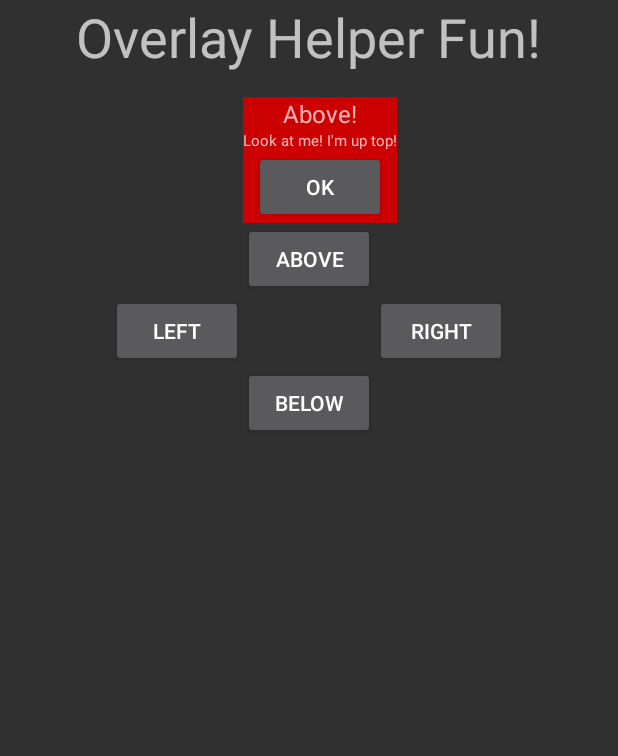
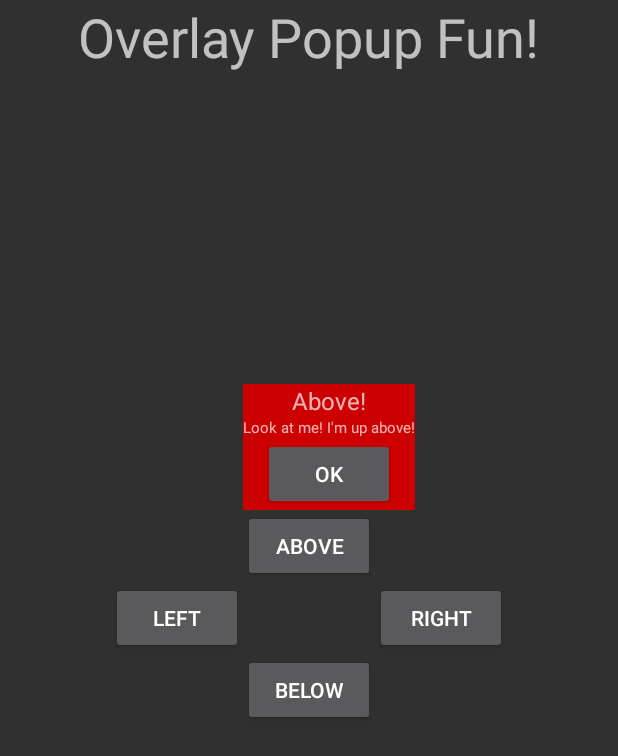
Before and after one commit to Lowe5521/JunkDrawer, an Android app: the HelperPopupActivity screen opened directly, with no data from a screen before it, after a tap on "ABOVE", on a phone screen of 412 x 824 dp. Shown: the top 756 px of the screen. Run offline under Robolectric (Android 15) with nearby library versions, the phone set to English and light mode, and no system bars; our stand-ins replace ButterKnife.

Commit message:
- Renamed Helper Overlay to Helper Popup - Added new constructor to take Helper Popup title and message - Added some documentation to the Helper Popup code - Updated the layout of the Overlay Popup activity to be centered

```diff
--- a/app/src/main/AndroidManifest.xml
+++ b/app/src/main/AndroidManifest.xml
@@ -15,7 +15,7 @@
             </intent-filter>
         </activity>
 
-        <activity android:name=".HelperOverlayActivity"/>
+        <activity android:name=".HelperPopupActivity"/>
     </application>
 
 </manifest>
--- a/app/src/main/java/com/jonkoester/junkdrawer/HelperOverlay.java
+++ b/app/src/main/java/com/jonkoester/junkdrawer/HelperPopup.java
@@ -6,6 +6,7 @@ import android.util.AttributeSet;
 import android.view.View;
 import android.view.ViewGroup;
 import android.widget.Button;
+import android.widget.FrameLayout;
 import android.widget.LinearLayout;
 import android.widget.TextView;
 
@@ -13,7 +14,7 @@ import butterknife.BindView;
 import butterknife.ButterKnife;
 import butterknife.OnClick;
 
-public class HelperOverlay extends LinearLayout {
+public class HelperPopup extends LinearLayout {
 
     @BindView(R.id.view_helper_overlay_title)
     TextView titleTV;
@@ -26,18 +27,26 @@ public class HelperOverlay extends LinearLayout {
         LEFT, RIGHT, ABOVE, BELOW
     }
 
-    public HelperOverlay(Context context) {
+    public HelperPopup(Context context) {
         this(context, null);
     }
 
-    public HelperOverlay(Context context, AttributeSet attrs) {
+    public HelperPopup(Context context, AttributeSet attrs) {
         this(context, attrs, 0);
     }
 
-    public HelperOverlay(Context context, AttributeSet attrs, int defStyleAttr) {
+    public HelperPopup(Context context, AttributeSet attrs, int defStyleAttr) {
         super(context, attrs, defStyleAttr, 0);
 
         init(context);
+    }
+
+    public HelperPopup(Context context, String title, String message) {
+        super(context);
+
+        init(context);
+        setTitle(title);
+        setMessage(message);
     }
 
     private void init(Context context) {
@@ -54,23 +63,32 @@ public class HelperOverlay extends LinearLayout {
         messageTV.setText(message);
     }
 
-    public void aboveView(View view, ViewGroup root) {
+    //region Helper methods for positioning the helper overlay
+    public void aboveView(View view, FrameLayout root) {
         positionOverlay(Direction.ABOVE, view, root);
     }
 
-    public void toLeftOf(View view, ViewGroup root) {
+    public void toLeftOf(View view, FrameLayout root) {
         positionOverlay(Direction.LEFT, view, root);
     }
 
-    public void toRightOf(View view, ViewGroup root) {
+    public void toRightOf(View view, FrameLayout root) {
         positionOverlay(Direction.RIGHT, view, root);
     }
 
-    public void belowView(View view, ViewGroup root) {
+    public void belowView(View view, FrameLayout root) {
         positionOverlay(Direction.BELOW, view, root);
     }
+    //endregion
 
-    private void positionOverlay(Direction direction, View view, ViewGroup root) {
+    /**
+     * Method that detects and places helper popup
+     *
+     * @param direction This enum denotes whether the helper popup will be above, below, left or right of the view
+     * @param view The view that will act as the anchor for the helper popup
+     * @param root This is the top level view of the activity/fragment
+     */
+    private void positionOverlay(Direction direction, View view, FrameLayout root) {
         root.addView(this);
 
         view.measure(LayoutParams.WRAP_CONTENT, LayoutParams.WRAP_CONTENT);
--- a/app/src/main/java/com/jonkoester/junkdrawer/HelperOverlayActivity.java
+++ b/app/src/main/java/com/jonkoester/junkdrawer/HelperPopupActivity.java
@@ -2,15 +2,15 @@ package com.jonkoester.junkdrawer;
 
 import android.app.Activity;
 import android.os.Bundle;
-import android.view.ViewGroup;
 import android.widget.Button;
+import android.widget.FrameLayout;
 import android.widget.TableLayout;
 
 import butterknife.BindView;
 import butterknife.ButterKnife;
 import butterknife.OnClick;
 
-public class HelperOverlayActivity extends Activity {
+public class HelperPopupActivity extends Activity {
 
     @BindView(R.id.act_overlay_above_button)
     Button aboveButton;
@@ -23,7 +23,7 @@ public class HelperOverlayActivity extends Activity {
     @BindView(R.id.act_overlay_table_layout)
     TableLayout tableLayout;
 
-    private ViewGroup root;
+    private FrameLayout root;
 
     @Override
     protected void onCreate(Bundle savedInstanceState) {
@@ -31,38 +31,30 @@ public class HelperOverlayActivity extends Activity {
         setContentView(R.layout.activity_helper_overlay);
         ButterKnife.bind(this);
 
-        root = (ViewGroup) findViewById(R.id.overlay_fun_activity);
+        root = (FrameLayout) findViewById(R.id.overlay_fun_activity);
     }
 
     @OnClick(R.id.act_overlay_above_button)
     void overlayAbove() {
-        HelperOverlay helperOverlay = new HelperOverlay(this);
-        helperOverlay.setTitle("Above!");
-        helperOverlay.setMessage("Look at me! I'm up top!");
-        helperOverlay.aboveView(aboveButton, root);
+        HelperPopup helperPopup = new HelperPopup(this, "Above!", "Look at me! I'm up above!");
+        helperPopup.aboveView(aboveButton, root);
     }
 
     @OnClick(R.id.act_overlay_left_button)
     void overlayToLeft() {
-        HelperOverlay helperOverlay = new HelperOverlay(this);
-        helperOverlay.setTitle("Left!");
-        helperOverlay.setMessage("Look at me! I'm to the left!");
-        helperOverlay.toLeftOf(leftButton, root);
+        HelperPopup helperPopup = new HelperPopup(this, "Left!", "Look at me! I'm to the left!");
+        helperPopup.toLeftOf(leftButton, root);
     }
 
     @OnClick(R.id.act_overlay_right_button)
     void overlayToRight() {
-        HelperOverlay helperOverlay = new HelperOverlay(this);
-        helperOverlay.setTitle("Right!");
-        helperOverlay.setMessage("Look at me! I'm to the right!");
-        helperOverlay.toRightOf(rightButton, root);
+        HelperPopup helperPopup = new HelperPopup(this, "Right!", "Look at me! I'm to the right!");
+        helperPopup.toRightOf(rightButton, root);
     }
 
     @OnClick(R.id.act_overlay_below_button)
     void overlayBelow() {
-        HelperOverlay helperOverlay = new HelperOverlay(this);
-        helperOverlay.setTitle("Below!");
-        helperOverlay.setMessage("Look at me! I'm down below!");
-        helperOverlay.belowView(belowButton, root);
+        HelperPopup helperPopup = new HelperPopup(this, "Below!", "Look at me! I'm down below!");
+        helperPopup.belowView(belowButton, root);
     }
 }
--- a/app/src/main/java/com/jonkoester/junkdrawer/MainActivity.java
+++ b/app/src/main/java/com/jonkoester/junkdrawer/MainActivity.java
@@ -35,7 +35,7 @@ public class MainActivity extends Activity {
     private void moveToScreen(ActivityName overlayFun) {
         switch (overlayFun) {
             case OVERLAY_FUN:
-                startActivity(new Intent(this, HelperOverlayActivity.class));
+                startActivity(new Intent(this, HelperPopupActivity.class));
                 break;
 
             default:
--- a/app/src/main/res/layout/activity_helper_overlay.xml
+++ b/app/src/main/res/layout/activity_helper_overlay.xml
@@ -4,24 +4,24 @@
     android:layout_width="match_parent"
     android:layout_height="match_parent">
 
-    <LinearLayout
+    <RelativeLayout
         android:layout_width="match_parent"
-        android:layout_height="match_parent"
-        android:orientation="vertical">
+        android:layout_height="match_parent">
 
         <TextView
             android:layout_width="wrap_content"
             android:layout_height="wrap_content"
             android:layout_gravity="center_horizontal"
-            android:text="@string/overlay_helper_fun"
-            android:textSize="36sp" />
+            android:text="@string/overlay_popup_fun"
+            android:layout_alignParentTop="true"
+            android:layout_centerHorizontal="true"
+            android:textSize="36sp"/>
 
         <TableLayout
             android:id="@+id/act_overlay_table_layout"
             android:layout_width="wrap_content"
             android:layout_height="wrap_content"
-            android:layout_gravity="center"
-            android:layout_marginTop="100dp">
+            android:layout_centerInParent="true">
 
             <TableRow>
 
@@ -65,6 +65,6 @@
 
         </TableLayout>
 
-    </LinearLayout>
+    </RelativeLayout>
 
 </FrameLayout>
--- a/app/src/main/res/values/strings.xml
+++ b/app/src/main/res/values/strings.xml
@@ -6,5 +6,5 @@
     <string name="left">Left</string>
     <string name="right">Right</string>
     <string name="below">Below</string>
-    <string name="overlay_helper_fun">Overlay Helper Fun!</string>
+    <string name="overlay_popup_fun">Overlay Popup Fun!</string>
 </resources>
--- a/build.gradle
+++ b/build.gradle
@@ -6,7 +6,7 @@ buildscript {
         mavenCentral()
     }
     dependencies {
-        classpath 'com.android.tools.build:gradle:2.1.2'
+        classpath 'com.android.tools.build:gradle:2.1.3'
         classpath 'com.neenbedankt.gradle.plugins:android-apt:1.8'
         // NOTE: Do not place your application dependencies here; they belong
         // in the individual module build.gradle files
```
Also changed, not shown: gradle/wrapper/gradle-wrapper.properties.
